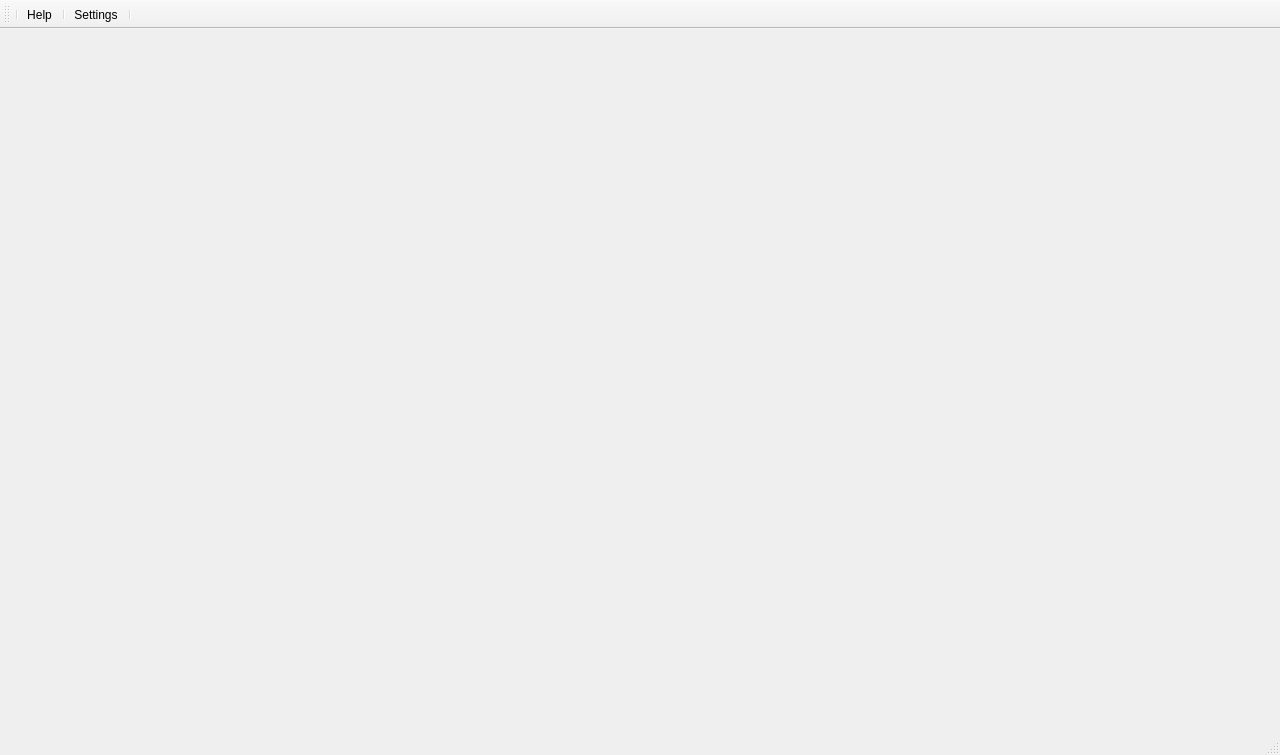
Qt form main_window_ui.ui (Wireless-Research-Tester/Automated-Wireless-Research-Tester) before a commit.
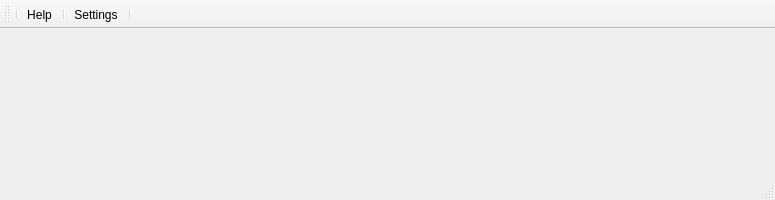
The same form after that commit. Icons and pictures are not drawn.

What changed in the file:
```diff
--- a/main_window_ui.ui
+++ b/main_window_ui.ui
@@ -6,8 +6,8 @@
    <rect>
     <x>0</x>
     <y>0</y>
-    <width>1280</width>
-    <height>755</height>
+    <width>775</width>
+    <height>200</height>
    </rect>
   </property>
   <property name="windowTitle">
```
Left out of the diff: 2 changed lines with no effect on the pictures.
